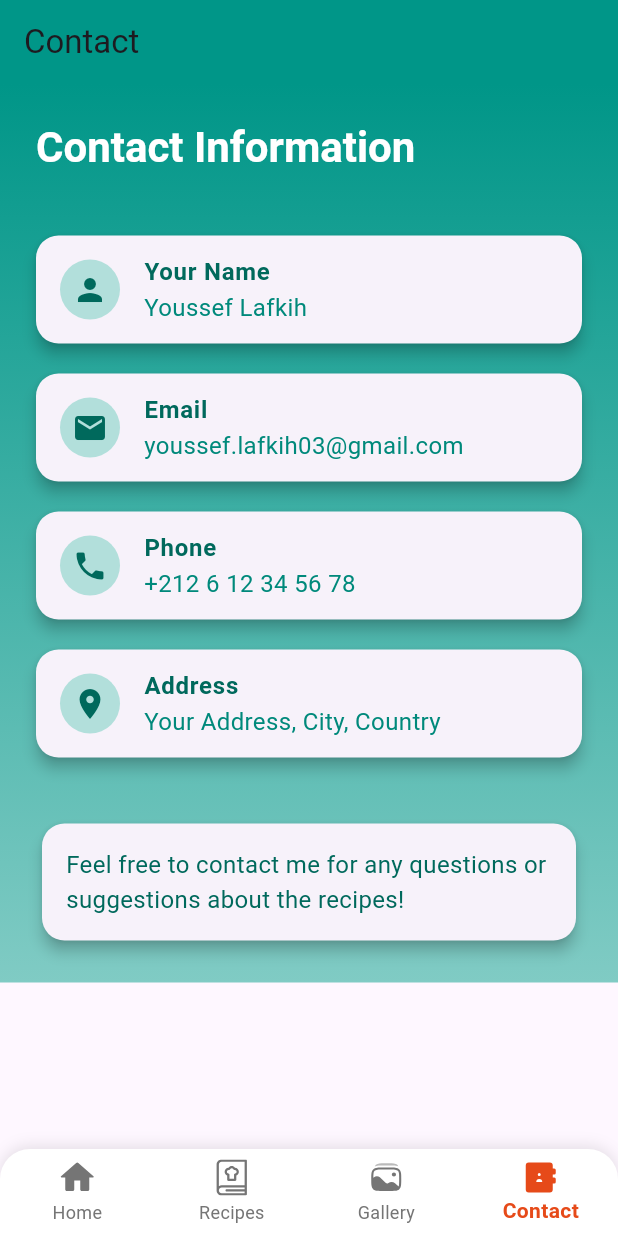
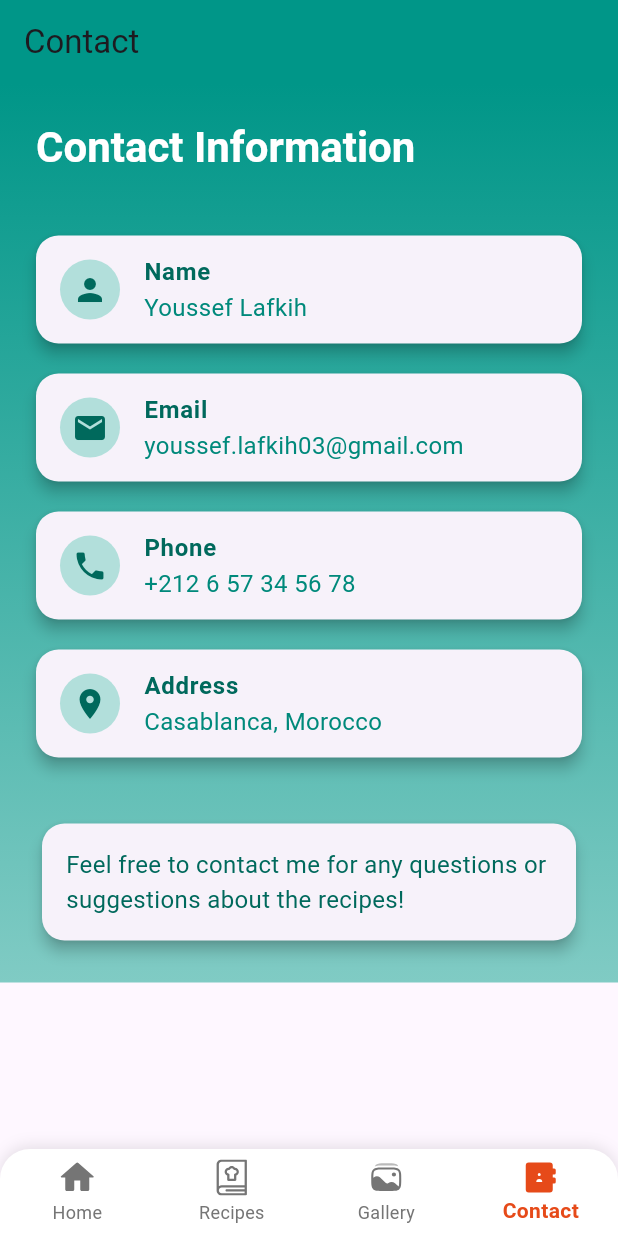
Before and after one commit to NFTvoxies/Moroccan_recipe_app, a Flutter app: the screen it shows after launch, item 4 of the bottom bar chosen, on a phone screen of 412 x 824 dp. Run offline on Flutter 3.47's test engine with Material 3 defaults, Android fonts, the phone set to English and light mode, and no system bars; our stand-ins replace animate_do, flutter_staggered_animations, flutter_svg.

Commit message:
Update contact_screen.dart

```diff
--- a/lib/screens/contact_screen.dart
+++ b/lib/screens/contact_screen.dart
@@ -40,7 +40,7 @@ class ContactScreen extends StatelessWidget {
                   delay: Duration(milliseconds: 200),
                   child: _buildContactCard(
                     icon: Icons.person,
-                    title: 'Your Name',
+                    title: 'Name',
                     subtitle: 'Youssef Lafkih',
                   ),
                 ),
@@ -59,7 +59,7 @@ class ContactScreen extends StatelessWidget {
                   child: _buildContactCard(
                     icon: Icons.phone,
                     title: 'Phone',
-                    subtitle: '+212 6 12 34 56 78',
+                    subtitle: '+212 6 57 34 56 78',
                   ),
                 ),
                 FadeInLeft(
@@ -68,7 +68,7 @@ class ContactScreen extends StatelessWidget {
                   child: _buildContactCard(
                     icon: Icons.location_on,
                     title: 'Address',
-                    subtitle: 'Your Address, City, Country',
+                    subtitle: 'Casablanca, Morocco',
                   ),
                 ),
                 SizedBox(height: 30),
```
